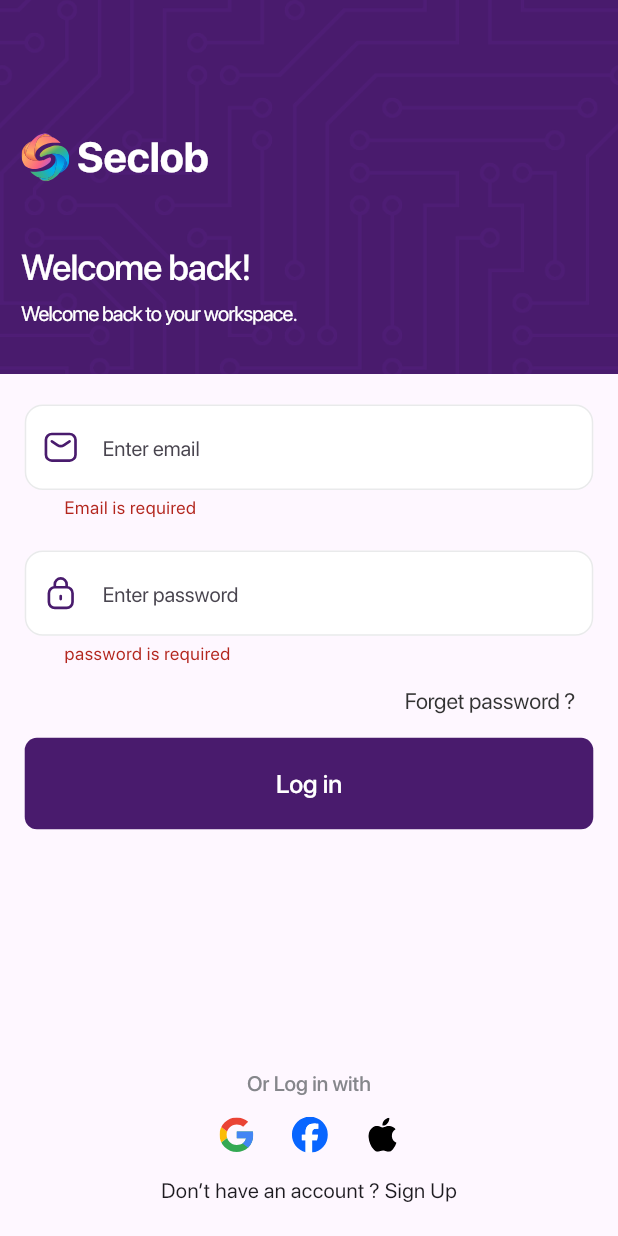
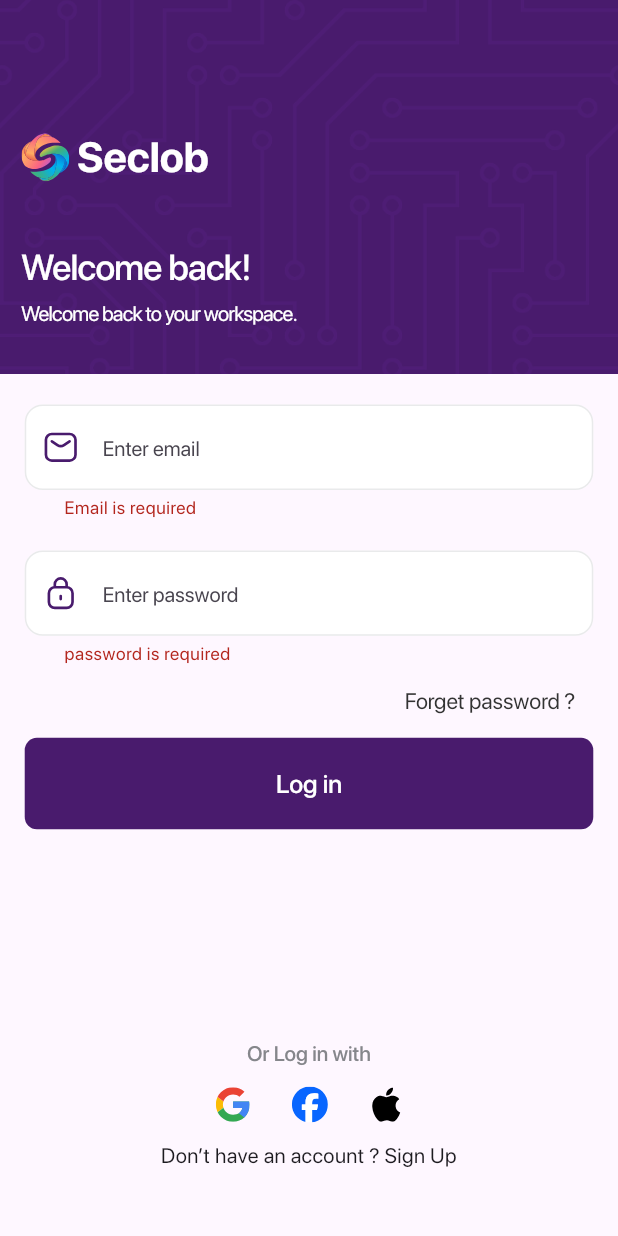
Before and after one commit to CodeBySubin/seclob, a Flutter app: the Login screen opened by its route, after a tap on "Log in", on a phone screen of 412 x 824 dp. Run offline on Flutter 3.47's test engine with Material 3 defaults, Android fonts, the phone set to English and light mode, and no system bars; our stand-ins replace carousel_slider, dio, dots_indicator, flutter_screenutil, flutter_secure_storage, flutter_svg and 3 more; missing offline and left inert: onboarding; accounts and stored records are empty.

Commit message:
latest changes

```diff
--- a/lib/core/constants/app_icons.dart
+++ b/lib/core/constants/app_icons.dart
@@ -15,6 +15,7 @@ class AppIcons {
   static const bellIcon = "assets/icons/notification_icon.svg";
     static const logout = "assets/icons/logout_icon.svg";
     static const feature = "assets/icons/Featured icon.svg";
+    static const consumer = "assets/icons/consumer_icon.svg";
 
   // static const eCardICon = "assets/icons/ecard_icon.svg";
   // static const hrInsight = "assets/icons/hr_insight_icon.svg";
--- a/lib/features/authentication/presentation/view/login.dart
+++ b/lib/features/authentication/presentation/view/login.dart
@@ -1,19 +1,26 @@
 import 'package:flutter/material.dart';
+import 'package:flutter_screenutil/flutter_screenutil.dart';
 import 'package:seclob/features/authentication/presentation/view/widgets/login_form.dart';
 import 'package:seclob/features/authentication/presentation/view/widgets/login_header.dart';
 
-class Login extends StatefulWidget {
+class Login extends StatelessWidget {
   const Login({super.key});
 
   @override
-  State<Login> createState() => _LoginState();
-}
-
-class _LoginState extends State<Login> {
-  @override
   Widget build(BuildContext context) {
     return Scaffold(
-      body: Column(children: [LoginHeader(), Expanded(child: LoginForm())]),
+      resizeToAvoidBottomInset: true,
+      body: SingleChildScrollView(
+        padding: EdgeInsets.only(bottom: 20.h),
+        child: Column(
+          crossAxisAlignment: CrossAxisAlignment.start,
+          children: [
+            LoginHeader(),
+            SizedBox(height: 20.h),
+            LoginForm(),
+          ],
+        ),
+      ),
     );
   }
 }
--- a/lib/features/authentication/presentation/view/widgets/login_form.dart
+++ b/lib/features/authentication/presentation/view/widgets/login_form.dart
@@ -21,15 +21,19 @@ class _LoginFormState extends State<LoginForm> {
   final _formKey = GlobalKey<FormState>();
   final emailController = TextEditingController();
   final passwordController = TextEditingController();
-
   @override
   Widget build(BuildContext context) {
     final viewModel = Provider.of<LoginViewModel>(context);
 
     return Form(
       key: _formKey,
-      child: Padding(
-        padding: EdgeInsets.symmetric(vertical: 20.h, horizontal: 15.w),
+      child: Container(
+        height: 0.62.sh,
+        padding: EdgeInsets.symmetric(horizontal: 15.w),
+        child: Column(
+          crossAxisAlignment: CrossAxisAlignment.stretch,
+          children: [
+            Expanded(
               child: Column(
                 children: [
                   TextFieldWidget(
@@ -67,32 +71,50 @@ class _LoginFormState extends State<LoginForm> {
                     size: Size(double.infinity, 60.h),
                     text: AppStrings.login,
                     onPressed: () async {
-                if (_formKey.currentState!.validate()) {
+                      if (!_formKey.currentState!.validate()) return;
+                      showDialog(
+                        context: context,
+                        barrierDismissible: false,
+                        builder:
+                            (_) => Dialog(
+                              backgroundColor: Colors.transparent,
+                              child: Center(child: CircularProgressIndicator()),
+                            ),
+                      );
+
                       bool isSuccess = await viewModel.login(
                         emailController.text.trim(),
                         passwordController.text.trim(),
                       );
-                  if (isSuccess && context.mounted) {
+
+                      if (mounted) Navigator.of(context).pop();
+                      if (isSuccess && mounted) {
                         context.go(AppRoutes.home);
-                  }
                       }
                     },
                   ),
-            const Spacer(),
-            Text("Or Log in with", style: AppStyle.simpleGrey),
+                ],
+              ),
+            ),
+
+            Text(
+              "Or Log in with",
+              style: AppStyle.simpleGrey,
+              textAlign: TextAlign.center,
+            ),
             SizedBox(height: 15.h),
             Row(
               mainAxisAlignment: MainAxisAlignment.center,
               children: [
                 SvgPicture.asset(AppIcons.googleIcon),
-                SizedBox(width: 25),
+                SizedBox(width: 25.w),
                 SvgPicture.asset(AppIcons.facbookIcon),
-                SizedBox(width: 25),
+                SizedBox(width: 25.w),
                 SvgPicture.asset(AppIcons.appleIcon),
               ],
             ),
-            SizedBox(height: 15.h),
-            Text(AppStrings.donthaveAccount),
+            SizedBox(height: 12.h),
+            Text(AppStrings.donthaveAccount, textAlign: TextAlign.center),
           ],
         ),
       ),
--- a/lib/features/introduction/view/widget/onboarding_footer.dart
+++ b/lib/features/introduction/view/widget/onboarding_footer.dart
@@ -4,6 +4,7 @@ import 'package:flutter/material.dart';
 import 'package:flutter_screenutil/flutter_screenutil.dart';
 import 'package:go_router/go_router.dart';
 import 'package:seclob/core/routes/app_routes.dart';
+import 'package:seclob/core/utils/storage_helper.dart';
 
 import '../../../../core/constants/constants.dart';
 import '../../../../core/widgets/widgets.dart';
@@ -40,11 +41,12 @@ class OnboardingFooter extends StatelessWidget {
           textButton(
             borderRadius: BorderRadius.circular(30.r),
             size: Size(double.infinity, 60.h),
-            onPressed: () {
+            onPressed: () async{
               if (currentIndex < pageLength - 1) {
                 setIndex(currentIndex + 1);
               } else {
                 context.go(AppRoutes.login);
+               SecureStorageHelper.setOnboardingSeen();
               }
             },
             text: currentIndex < pageLength - 1
```
Also changed, not shown: lib/core/utils/storage_helper.dart (+12 -0 lines), lib/features/introduction/view/splash.dart (+20 -10 lines), lib/features/profile/presentation/view/profile.dart (+14 -15 lines), assets/icons/bank.svg (added), assets/icons/consumer_icon.svg (added), assets/icons/darkmode.svg (added), assets/icons/head.svg (added), assets/icons/icon.svg (added), assets/images/darkmode.png (added). Lines whose indentation alone changed are shown as unchanged.
